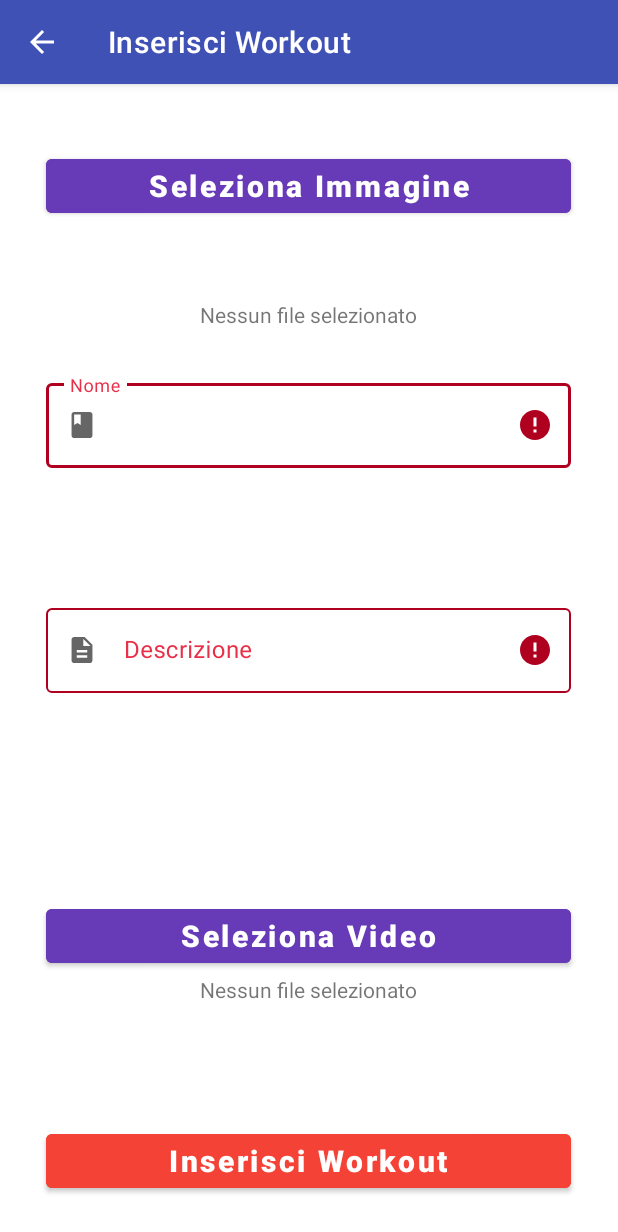
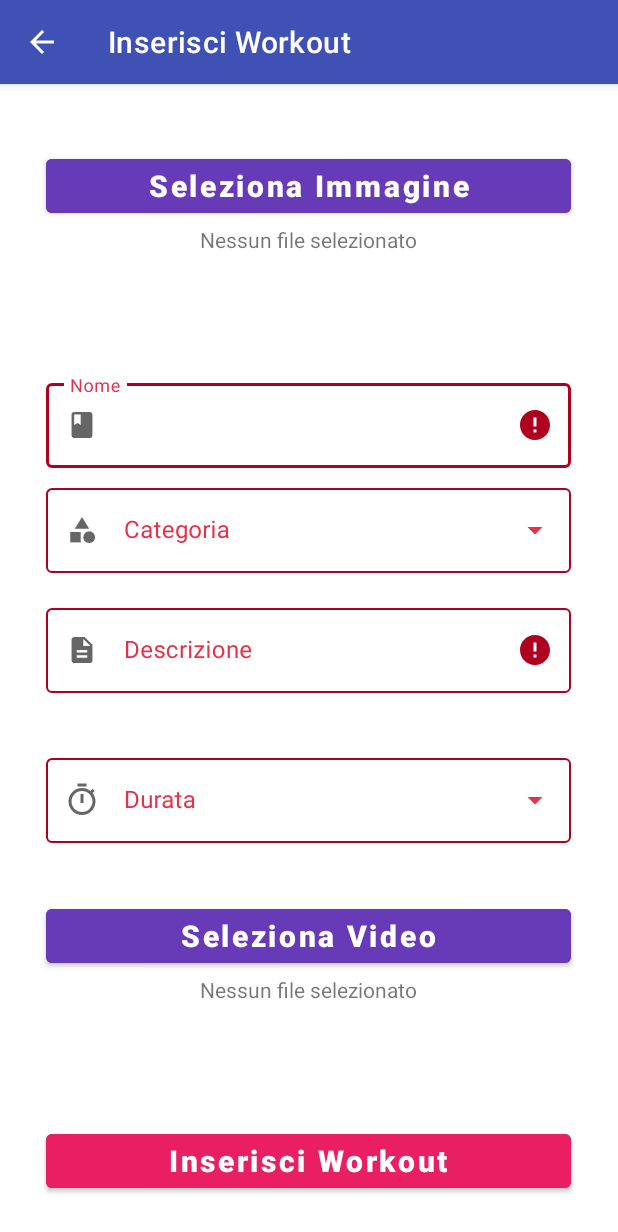
Before and after one commit to lorenzoromandini/massigym_android, an Android app: the AddWorkout screen opened directly, with no data from a screen before it, after a tap on "Inserisci Workout", on a phone screen of 412 x 824 dp. Shown: the top 1232 px of the screen. Run offline under Robolectric (Android 15) with nearby library versions, the phone set to English and light mode, and no system bars; our stand-ins replace Firebase (no records; nobody signed in at launch, a user with empty details on screens opened directly), data binding; 1 statement that could not run was skipped; 2 other taps on this screen came first.

Commit message:
Add Workout (work !)

```diff
--- a/app/src/main/java/com/example/massigym_android/ui/workout/AddWorkout.kt
+++ b/app/src/main/java/com/example/massigym_android/ui/workout/AddWorkout.kt
@@ -1,12 +1,13 @@
 package com.example.massigym_android.ui.workout
 
 import android.app.Activity
-import android.app.ProgressDialog
 import android.content.Intent
 import android.net.Uri
 import android.os.Bundle
-import android.provider.MediaStore
-import android.util.Patterns
+import android.util.Log
+import android.view.View
+import android.widget.AdapterView
+import android.widget.ArrayAdapter
 import android.widget.Toast
 import androidx.appcompat.app.AppCompatActivity
 import com.example.massigym_android.R
@@ -17,7 +18,7 @@ import com.google.firebase.firestore.FieldValue
 import com.google.firebase.firestore.FirebaseFirestore
 import com.google.firebase.storage.FirebaseStorage
 import com.google.firebase.storage.StorageReference
-import java.io.File
+import java.text.FieldPosition
 import java.util.HashMap
 
 class AddWorkout : AppCompatActivity() {
@@ -33,6 +34,9 @@ class AddWorkout : AppCompatActivity() {
     private var IMAGE_CODE = 1
     private var VIDEO_CODE = 2
 
+    private var category: String = ""
+    private var duration: String = ""
+
     private lateinit var auth: FirebaseUser
 
     private lateinit var username: String
@@ -42,7 +46,7 @@ class AddWorkout : AppCompatActivity() {
     private var favourites: ArrayList<String> = arrayListOf()
     private var likes: ArrayList<String> = arrayListOf()
     private var searchKeyList: ArrayList<String> = arrayListOf()
-    private var splitName: List<String> = arrayListOf()
+    private var splitName: List<String> = listOf()
 
     override fun onCreate(savedInstanceState: Bundle?) {
         super.onCreate(savedInstanceState)
@@ -54,6 +58,8 @@ class AddWorkout : AppCompatActivity() {
 
         auth = FirebaseAuth.getInstance().currentUser!!
 
+        storageRef = FirebaseStorage.getInstance().reference
+
         FirebaseFirestore.getInstance().collection("users").document(auth.email!!)
             .get()
             .addOnCompleteListener { task ->
@@ -63,10 +69,22 @@ class AddWorkout : AppCompatActivity() {
                 }
             }
 
-        storageRef = FirebaseStorage.getInstance().reference
-
         binding.titleSelectImage.setText(getString(R.string.noFileSelected))
         binding.titleSelectVideo.setText(getString(R.string.noFileSelected))
+
+        val categories = resources.getStringArray(R.array.categories)
+        val arrayAdapterCategory = ArrayAdapter(this, R.layout.dropdown_item, categories)
+        binding.autoCompleteTextViewCategory.setAdapter(arrayAdapterCategory)
+        binding.autoCompleteTextViewCategory.setOnItemClickListener { adapterView, view, i, l ->
+            category = adapterView?.getItemAtPosition(i).toString()
+        }
+
+        val durations = resources.getStringArray(R.array.durations)
+        val arrayAdapterDuration = ArrayAdapter(this, R.layout.dropdown_item, durations)
+        binding.autoCompleteTextViewDuration.setAdapter(arrayAdapterDuration)
+        binding.autoCompleteTextViewDuration.setOnItemClickListener { adapterView, view, i, l ->
+            duration = adapterView?.getItemAtPosition(i).toString()
+        }
 
         binding.selectImageButton.setOnClickListener {
             selectImage()
@@ -88,8 +106,12 @@ class AddWorkout : AppCompatActivity() {
         val nameInput = binding.nameInput
         val descrizione = binding.workoutDescription.text.toString().trim()
         val descrizioneInput = binding.descrizioneInput
+        val categoryInput = binding.categoryInput
+        val durationInput = binding.durationInput
 
-        if (name.isEmpty() || name.length < 2 || descrizione.isEmpty() || descrizione.length < 10) {
+        if (name.isEmpty() || name.length < 2 || descrizione.isEmpty() || descrizione.length < 10 ||
+            category.isEmpty() || duration.isEmpty()) {
+
             if (name.isEmpty()) {
                 nameInput.error = getString(R.string.nameRequired)
             }
@@ -102,19 +124,20 @@ class AddWorkout : AppCompatActivity() {
             if (descrizione.length < 10) {
                 descrizioneInput.error = getString(R.string.descriptionInvalid)
             }
-
-
+            if (category.isEmpty()) {
+                categoryInput.error = "Categoria richiesta"
+            }
+            if (descrizione.isEmpty()) {
+                durationInput.error = "Durata richiesta"
+            }
             return
         }
 
         Toast.makeText(this, getString(R.string.addWorkoutInitialized), Toast.LENGTH_SHORT).show()
 
-        val category = "cardio"
-        val duration = 270
-
         splitName = name.split(" ")
 
-        for (i in 0..splitName.size -1) {
+        for (i in 0..splitName.size - 1) {
             for (y in 1..splitName[i].length) {
                 searchKeyList.add(splitName[i].substring(0, y).toLowerCase())
             }
@@ -126,7 +149,7 @@ class AddWorkout : AppCompatActivity() {
         workoutMap["category"] = category
         workoutMap["name"] = name
         workoutMap["description"] = descrizione
-        workoutMap["duration"] = duration
+        workoutMap["duration"] = duration.toInt()
         workoutMap["imageUrl"] = ""
         workoutMap["videoUrl"] = ""
         workoutMap["favourites"] = favourites
--- /dev/null
+++ b/app/src/main/res/drawable/ic_category.xml
@@ -0,0 +1,21 @@
+<vector xmlns:android="http://schemas.android.com/apk/res/android"
+    android:width="36dp"
+    android:height="36dp"
+    android:viewportWidth="108"
+    android:viewportHeight="108"
+    android:tint="#000000">
+  <group android:scaleX="2.61"
+      android:scaleY="2.61"
+      android:translateX="22.68"
+      android:translateY="22.68">
+    <path
+        android:fillColor="@android:color/white"
+        android:pathData="M12,2l-5.5,9h11z"/>
+    <path
+        android:fillColor="@android:color/white"
+        android:pathData="M17.5,17.5m-4.5,0a4.5,4.5 0,1 1,9 0a4.5,4.5 0,1 1,-9 0"/>
+    <path
+        android:fillColor="@android:color/white"
+        android:pathData="M3,13.5h8v8H3z"/>
+  </group>
+</vector>
--- /dev/null
+++ b/app/src/main/res/drawable/ic_time.xml
@@ -0,0 +1,10 @@
+<vector xmlns:android="http://schemas.android.com/apk/res/android"
+    android:width="24dp"
+    android:height="24dp"
+    android:viewportWidth="24"
+    android:viewportHeight="24"
+    android:tint="?attr/colorControlNormal">
+  <path
+      android:fillColor="@android:color/white"
+      android:pathData="M15,1L9,1v2h6L15,1zM11,14h2L13,8h-2v6zM19.03,7.39l1.42,-1.42c-0.43,-0.51 -0.9,-0.99 -1.41,-1.41l-1.42,1.42C16.07,4.74 14.12,4 12,4c-4.97,0 -9,4.03 -9,9s4.02,9 9,9 9,-4.03 9,-9c0,-2.12 -0.74,-4.07 -1.97,-5.61zM12,20c-3.87,0 -7,-3.13 -7,-7s3.13,-7 7,-7 7,3.13 7,7 -3.13,7 -7,7z"/>
+</vector>
--- a/app/src/main/res/layout/activity_add_workout.xml
+++ b/app/src/main/res/layout/activity_add_workout.xml
@@ -52,10 +52,10 @@
                     android:id="@+id/title_selectImage"
                     android:layout_width="350dp"
                     android:layout_height="wrap_content"
-                    android:layout_marginTop="200dp"
                     android:layout_gravity="center_horizontal"
+                    android:layout_marginTop="150dp"
                     android:textAlignment="center"
-                    tools:text="Nessune file selezionato"/>
+                    tools:text="Nessune file selezionato" />
 
                 <com.google.android.material.textfield.TextInputLayout
                     android:id="@+id/name_input"
@@ -80,6 +80,26 @@
                 </com.google.android.material.textfield.TextInputLayout>
 
                 <com.google.android.material.textfield.TextInputLayout
+                    android:id="@+id/categoryInput"
+                    style="@style/Widget.MaterialComponents.TextInputLayout.OutlinedBox.ExposedDropdownMenu"
+                    android:layout_width="wrap_content"
+                    android:layout_height="68dp"
+                    android:hint="Categoria"
+                    app:errorEnabled="true"
+                    app:errorTextColor="@color/errors"
+                    app:startIconDrawable="@drawable/ic_category"
+                    android:layout_gravity="center_horizontal"
+                    android:layout_marginTop="320dp">
+
+                    <AutoCompleteTextView
+                        android:id="@+id/autoCompleteTextView_category"
+                        android:layout_width="350dp"
+                        android:layout_height="wrap_content"
+                        android:layout_gravity="center_horizontal"
+                        android:inputType="none" />
+                </com.google.android.material.textfield.TextInputLayout>
+
+                <com.google.android.material.textfield.TextInputLayout
                     android:id="@+id/descrizione_input"
                     style="@style/Widget.MaterialComponents.TextInputLayout.OutlinedBox"
                     android:layout_width="wrap_content"
@@ -101,6 +121,27 @@
                         android:textColorHint="@color/black" />
                 </com.google.android.material.textfield.TextInputLayout>
 
+                <com.google.android.material.textfield.TextInputLayout
+                    android:id="@+id/durationInput"
+                    style="@style/Widget.MaterialComponents.TextInputLayout.OutlinedBox.ExposedDropdownMenu"
+                    android:layout_width="wrap_content"
+                    android:layout_height="68dp"
+                    android:hint="Durata"
+                    app:errorEnabled="true"
+                    app:errorTextColor="@color/errors"
+                    app:startIconDrawable="@drawable/ic_time"
+                    android:layout_gravity="center_horizontal"
+                    android:layout_marginTop="500dp">
+
+                    <AutoCompleteTextView
+                        android:id="@+id/autoCompleteTextView_duration"
+                        android:layout_width="350dp"
+                        android:layout_height="wrap_content"
+                        android:layout_gravity="center_horizontal"
+                        android:inputType="none" />
+
+                </com.google.android.material.textfield.TextInputLayout>
+
                 <Button
                     android:id="@+id/selectVideoButton"
                     android:layout_width="350dp"
@@ -118,10 +159,10 @@
                     android:id="@+id/title_selectVideo"
                     android:layout_width="350dp"
                     android:layout_height="wrap_content"
+                    android:layout_gravity="center_horizontal"
                     android:layout_marginTop="650dp"
-                    android:layout_gravity="center_horizontal"
                     android:textAlignment="center"
-                    tools:text="Nessune file selezionato"/>
+                    tools:text="Nessune file selezionato" />
 
                 <Button
                     android:id="@+id/addWorkoutButton"
@@ -130,7 +171,7 @@
                     android:layout_gravity="center_horizontal"
                     android:layout_marginTop="750dp"
                     android:layout_marginBottom="60dp"
-                    android:backgroundTint="@color/red"
+                    android:backgroundTint="@color/pink"
                     android:text="Inserisci Workout"
                     android:textAllCaps="false"
                     android:textColor="@color/white"
--- /dev/null
+++ b/app/src/main/res/layout/dropdown_item.xml
@@ -0,0 +1,9 @@
+<TextView xmlns:android="http://schemas.android.com/apk/res/android"
+    android:id="@+id/textView"
+    android:layout_width="wrap_content"
+    android:layout_height="wrap_content"
+    android:padding="14dp"
+    android:text="TextView"
+    android:textColor="@color/black"
+    android:textSize="16sp"
+    android:textStyle="normal" />
--- a/app/src/main/res/mipmap-anydpi-v26/ic_name_add.xml
+++ b/app/src/main/res/mipmap-anydpi-v26/ic_name_add.xml
@@ -1,4 +1,4 @@
 <?xml version="1.0" encoding="utf-8"?>
 <adaptive-icon xmlns:android="http://schemas.android.com/apk/res/android">
-    <foreground android:drawable="@drawable/ic_name_add"/>
+    <foreground android:drawable="@drawable/ic_category"/>
 </adaptive-icon>
--- a/app/src/main/res/mipmap-anydpi-v26/ic_name_add_round.xml
+++ b/app/src/main/res/mipmap-anydpi-v26/ic_name_add_round.xml
@@ -1,4 +1,4 @@
 <?xml version="1.0" encoding="utf-8"?>
 <adaptive-icon xmlns:android="http://schemas.android.com/apk/res/android">
-    <foreground android:drawable="@drawable/ic_name_add"/>
+    <foreground android:drawable="@drawable/ic_category"/>
 </adaptive-icon>
--- a/app/src/main/res/values/colors.xml
+++ b/app/src/main/res/values/colors.xml
@@ -12,6 +12,7 @@
     <color name="amber">#FFFFC107</color>
     <color name="green">#FF4CAF50</color>
     <color name="red">#FFF44336</color>
+    <color name="pink">#FFE91E63</color>
     <color name="lightBlue">#FF03A9F4</color>
     <color name="black">#FF000000</color>
     <color name="white">#FFFFFFFF</color>
--- a/app/src/main/res/values/strings.xml
+++ b/app/src/main/res/values/strings.xml
@@ -87,4 +87,28 @@
 
     <string name="somethingWentWrong">Qualcosa è andato storto...</string>
 
+    <string-array name="categories">
+        <item>cardio</item>
+        <item>legs</item>
+        <item>arms</item>
+    </string-array>
+
+    <string-array name="durations">
+        <item>15</item>
+        <item>30</item>
+        <item>45</item>
+        <item>60</item>
+        <item>90</item>
+        <item>120</item>
+        <item>150</item>
+        <item>180</item>
+        <item>210</item>
+        <item>240</item>
+        <item>270</item>
+        <item>300</item>
+        <item>400</item>
+        <item>500</item>
+        <item>600</item>
+    </string-array>
+
 </resources>
```
Also changed, not shown: app/src/main/ic_name_add-playstore.png, app/src/main/res/mipmap-hdpi/ic_name_add.png, app/src/main/res/mipmap-hdpi/ic_name_add_round.png, app/src/main/res/mipmap-mdpi/ic_name_add.png, app/src/main/res/mipmap-mdpi/ic_name_add_round.png, app/src/main/res/mipmap-xhdpi/ic_name_add.png, app/src/main/res/mipmap-xhdpi/ic_name_add_round.png, app/src/main/res/mipmap-xxhdpi/ic_name_add.png, app/src/main/res/mipmap-xxhdpi/ic_name_add_round.png, app/src/main/res/mipmap-xxxhdpi/ic_name_add.png, app/src/main/res/mipmap-xxxhdpi/ic_name_add_round.png.
